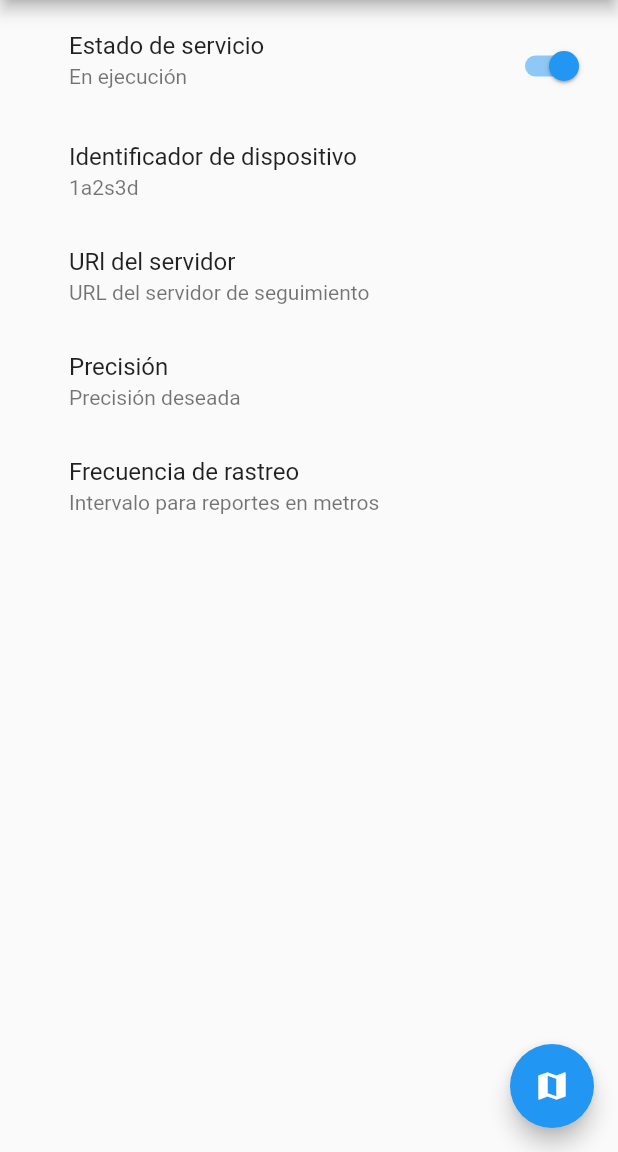
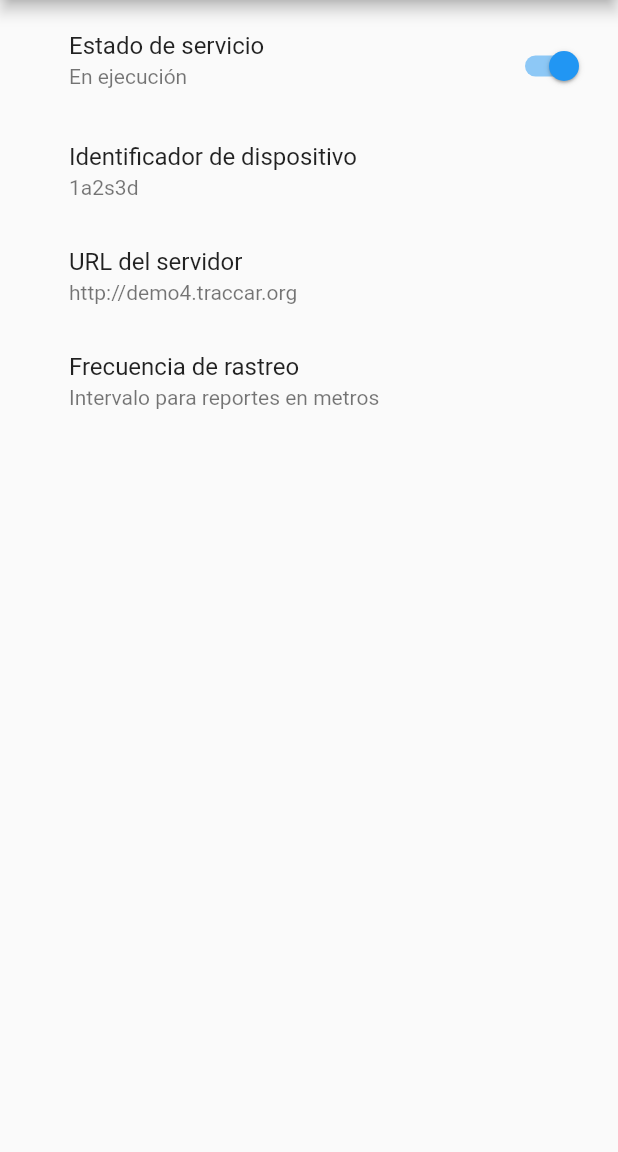
Before and after one commit to JErazo7/flutter-traccar-client, a Flutter app: the screen it shows after launch, after a tap on "Estado de servicio", on a phone screen of 412 x 824 dp, the part 84-1236 px from its top. Run offline on Flutter 3.47's test engine with Material 2 defaults, Android fonts, the phone set to English and light mode, and no system bars; our stand-ins replace geolocator.

```diff
--- a/lib/main.dart
+++ b/lib/main.dart
@@ -3,7 +3,7 @@ import 'dart:async';
 import 'package:flutter/material.dart';
 import 'package:geolocator/geolocator.dart';
 import 'package:http/http.dart' as http;
-
+import 'package:traccar_client/alertDialog.dart';
 
 void main() => runApp(MyApp());
 
@@ -35,44 +35,15 @@ class _MyHomePageState extends State<MyHomePage> {
   final http.Client httpClient = http.Client();
 
   var onOff = false;
-  var baseUrl = 'http://demo4.traccar.org:5055';
+  var baseUrl = 'http://demo4.traccar.org';
   var id = '1a2s3d';
   var estadoServicio = 'Detenido';
-
-
-  void _cancelStream() {
-    positionStream.cancel();
-    setState(() {
-      onOff = false;
-      estadoServicio = 'Detenido';
-    });
-  }
-
-  void _getPosition() async {
-    setState(() {
-      onOff = true;
-      estadoServicio = 'En ejecución';
-    });
-    var geolocator = Geolocator();
-    var locationOptions =
-        LocationOptions(accuracy: LocationAccuracy.high, distanceFilter: 1);
-
-    positionStream = geolocator
-        .getPositionStream(locationOptions)
-        .listen((Position position) async {
-      if (position != null) {
-        var lat = position.latitude.toString();
-        var lon = position.longitude.toString();
-        var response = await httpClient
-            .post(baseUrl, body: {'id': id, 'lat': lat, 'lon': lon});
-        print('Response status: ${response.statusCode}');
-        print('Response body: ${response.body}');
-        print(lat+ ', ' + lon);
-      } else {
-        print('Unknown');
-      }
-    });
-  }
+  var campo = [
+    'Identificador de dispositivo',
+    'URL del servidor',
+    'Frecuencia de rastreo'
+  ];
+  var frecuencia = 5;
 
   @override
   Widget build(BuildContext context) {
@@ -103,35 +74,81 @@ class _MyHomePageState extends State<MyHomePage> {
               Container(
                   height: 70,
                   child: ListTile(
-                  title: Text("Identificador de dispositivo"),
+                      title: Text(campo[0]),
                       subtitle: Text(id),
-                )),
+                      onTap: () async {
+                        var data =
+                            await _showDialog(title: campo[0], value: id);
+                        setState(() {
+                          id = data;
+                        });
+                      })),
               Container(
                   height: 70,
                   child: ListTile(
-                  title: Text("URl del servidor"),
-                  subtitle: Text("URL del servidor de seguimiento"),
-                )),
-            Container(
-                height: 70,
-                child: ListTile(
-                  title: Text("Precisión"),
-                  subtitle: Text("Precisión deseada"),
-                )),
+                      title: Text("URL del servidor"),
+                      subtitle: Text(baseUrl),
+                      onTap: () async {
+                        var data =
+                            await _showDialog(title: campo[1], value: baseUrl);
+                        setState(() {
+                          baseUrl = data;
+                        });
+                      })),
               Container(
                   height: 70,
                   child: ListTile(
                       title: Text("Frecuencia de rastreo"),
                       subtitle: Text("Intervalo para reportes en metros"),
-                )),
+                      onTap: () => {
+                            _showDialog(
+                                title: campo[2], value: frecuencia.toString()),
+                          })),
             ],
           ),
-      ),
-      floatingActionButton: FloatingActionButton(
-        onPressed: _getPosition,
-        tooltip: 'Posición',
-        child: Icon(Icons.map),
-      ), // This trailing comma makes auto-formatting nicer for build methods.
-    );
+        ));
+  }
+
+  void _cancelStream() {
+    positionStream.cancel();
+    setState(() {
+      onOff = false;
+      estadoServicio = 'Detenido';
+    });
+  }
+
+  void _getPosition() async {
+    setState(() {
+      onOff = true;
+      estadoServicio = 'En ejecución';
+    });
+    var geolocator = Geolocator();
+    var locationOptions = LocationOptions(
+        accuracy: LocationAccuracy.high, distanceFilter: frecuencia);
+
+    positionStream = geolocator
+        .getPositionStream(locationOptions)
+        .listen((Position position) async {
+      if (position != null) {
+        var lat = position.latitude.toString();
+        var lon = position.longitude.toString();
+        var finalUrl = baseUrl + ':5055';
+        var response = await httpClient
+            .post(finalUrl, body: {'id': id, 'lat': lat, 'lon': lon});
+        print('Response status: ${response.statusCode}');
+        print('Response body: ${response.body}');
+        print(lat + ', ' + lon);
+      } else {
+        print('Unknown');
+      }
+    });
+  }
+
+  Future<String> _showDialog({title, value}) async {
+    return await showDialog<String>(
+        context: context,
+        builder: (BuildContext context) {
+          return AlertDialogInput(title: title, value: value);
+        });
   }
 }
--- a/pubspec.yaml
+++ b/pubspec.yaml
@@ -14,7 +14,7 @@ description: A new Flutter project.
 version: 1.0.0+1
 
 environment:
-  sdk: ">=2.1.0 <3.0.0"
+  sdk: ">=2.2.0 <3.0.0"
 
 dependencies:
   flutter:
```
Also changed, not shown: lib/alertDialog.dart (added, +35 -0 lines). Lines whose indentation alone changed are shown as unchanged.
